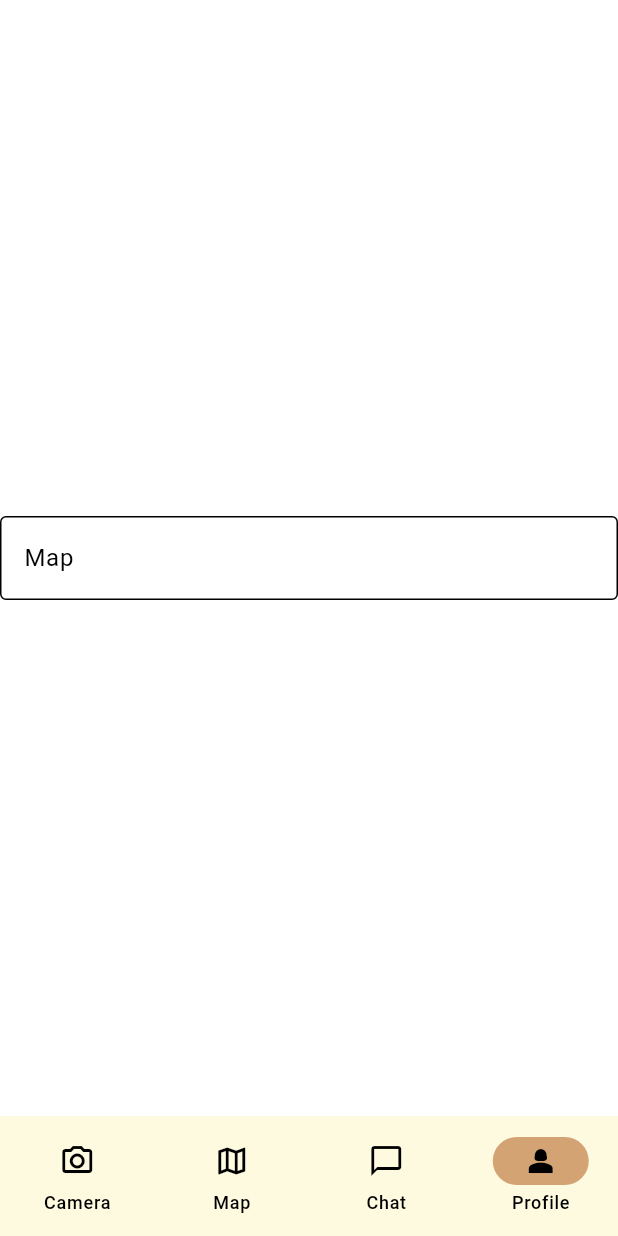
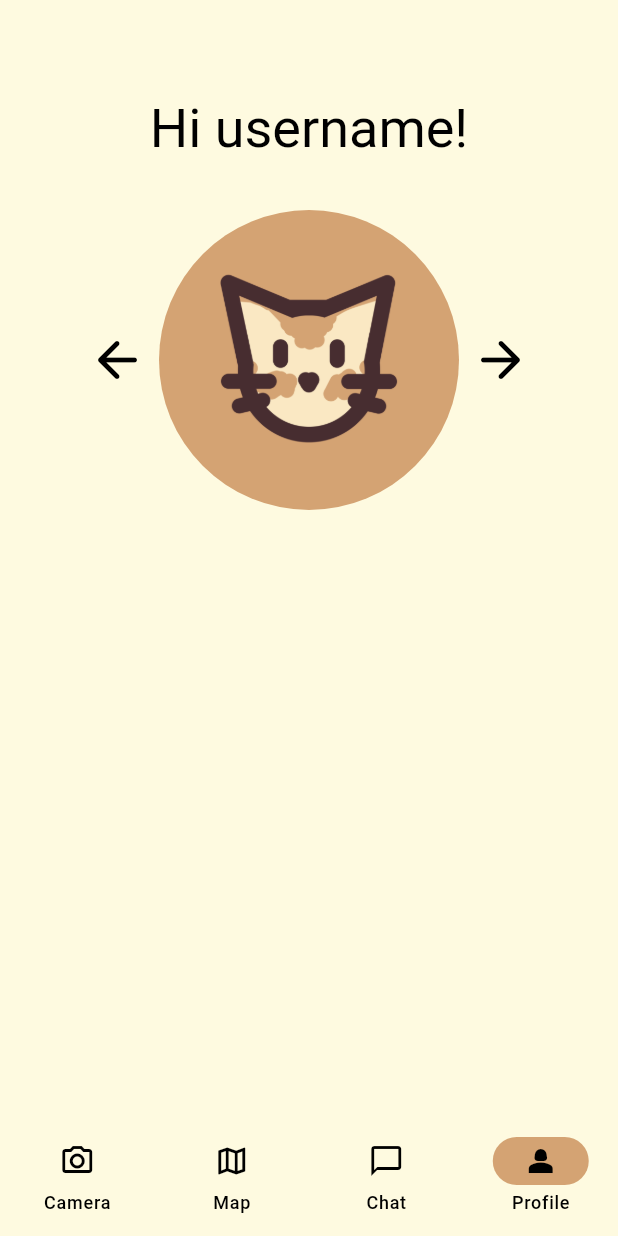
Before and after one commit to MonkeyEurobusiness/NoktoNokto, a Flutter app: the MenuPage screen opened directly, item 4 of the bottom bar chosen, on a phone screen of 412 x 824 dp. Run offline on Flutter 3.47's test engine with Material 2 defaults, Android fonts, the phone set to English and light mode, and no system bars; our stand-ins replace camera, cross_file, google_maps_flutter.

Commit message:
Profile screen

```diff
--- /dev/null
+++ b/lib/data/avatars.dart
@@ -0,0 +1,8 @@
+const List<String> avatarAssets = [
+  "assets/Cat_avatar.png",
+  "assets/Dog_avatar.png",
+  "assets/Boar_avatar.png",
+  "assets/Bird_avatar.png",
+  "assets/Dear_avatar.png",
+  "assets/Hamster_avatar.png",
+  "assets/Snake_avatar.png",];
--- a/lib/pages/menu.dart
+++ b/lib/pages/menu.dart
@@ -3,6 +3,7 @@ import 'package:google_maps_flutter/google_maps_flutter.dart';
 import 'package:noktonokto/map.dart';
 import 'package:noktonokto/pages/login.dart';
 import 'package:noktonokto/pages/camera.dart';
+import 'package:noktonokto/pages/profile.dart';
 
 import 'map.dart';
 
@@ -52,7 +53,7 @@ class _MenuPageState extends State<MenuPage> {
           ),
         ],
       ),
-      body: <Widget>[CameraWidget(), MapWidget(initialPosition: LatLng(52.2297, 21.0122)), const MapPage(), const MapPage()][selectedPageIndex],
+      body: <Widget>[CameraWidget(), MapWidget(initialPosition: LatLng(52.2297, 21.0122)), const MapPage(), ProfileWidget()][selectedPageIndex],
     );
   }
 }
--- /dev/null
+++ b/lib/pages/profile.dart
@@ -0,0 +1,42 @@
+import 'package:flutter/material.dart';
+import 'package:noktonokto/data/avatars.dart';
+
+
+class ProfileWidget extends StatefulWidget {
+  @override
+  _ProfileWidgetState createState() => _ProfileWidgetState();
+}
+
+class _ProfileWidgetState extends State<ProfileWidget> {
+
+  int _currentAvatar = 0;
+
+  @override
+  Widget build(BuildContext context) {
+    return Scaffold(
+      backgroundColor: Theme.of(context).colorScheme.tertiary,
+      body: Center(
+        child: Column(
+          children: [
+              Padding(padding: EdgeInsets.all(32)),
+              Text("Hi username!", style: Theme.of(context).textTheme.displaySmall),
+              Padding(padding: EdgeInsets.all(16)),
+              Row(
+                children: [
+                  Spacer(),
+                  IconButton(onPressed: (){setState(() {
+                    _currentAvatar == 0 ? _currentAvatar = 6 : _currentAvatar -= 1;
+                  });}, icon: Icon(Icons.arrow_back_rounded, size: 40,)),
+                  CircleAvatar(child: Image.asset(avatarAssets[_currentAvatar], width: 120), radius: 100,),
+                  IconButton(onPressed: (){setState(() {
+                    _currentAvatar == 6 ? _currentAvatar = 0 : _currentAvatar += 1;
+                  });}, icon: Icon(Icons.arrow_forward_rounded, size: 40,)),
+                  Spacer()
+                ],
+              ),
+          ],
+        ),
+      )
+    );
+  }
+}
```
Also changed, not shown: assets/Bird_avatar.png (added), assets/Boar_avatar.png (added), assets/Cat_avatar.png (added), assets/Dear_avatar.png (added), assets/Dog_avatar.png (added), assets/Hamster_avatar.png (added), assets/Snake_avatar.png (added).
